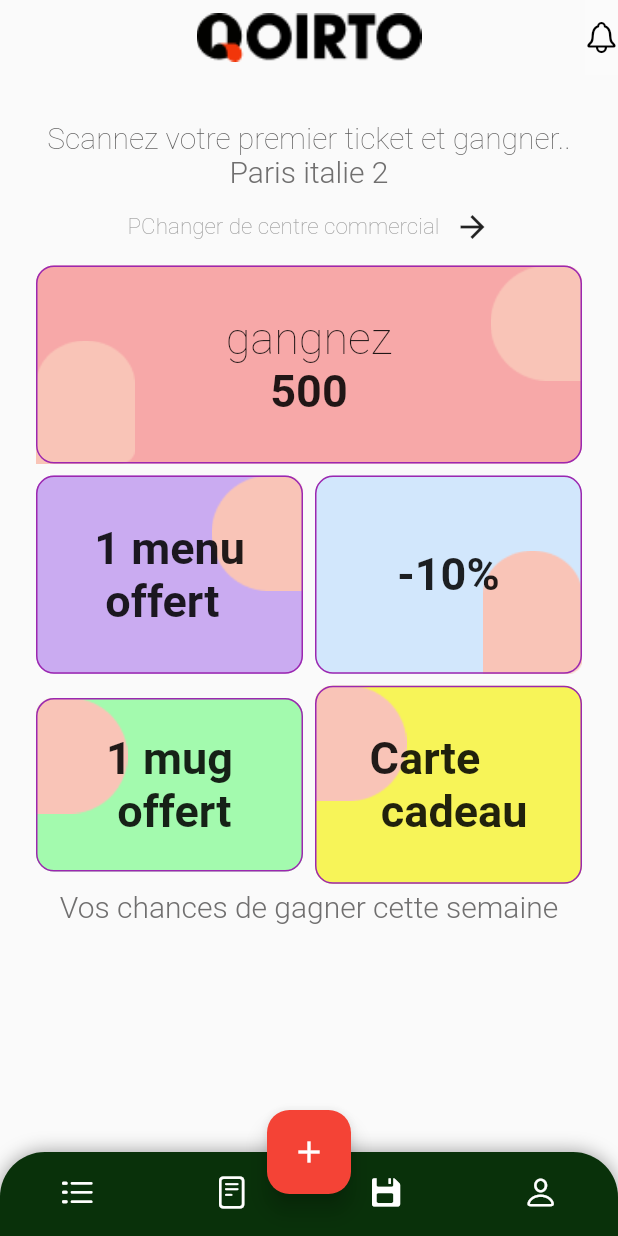
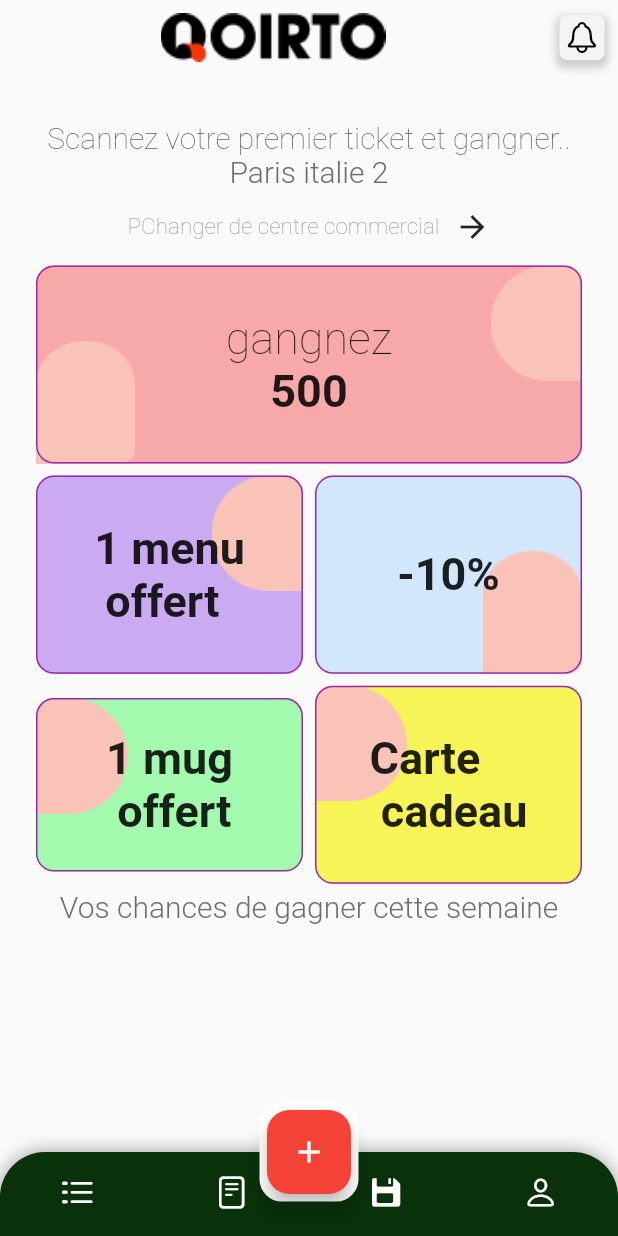
Before and after one commit to nouraSt/Flutter_Shazam, a Flutter app: the screen it shows after launch, on a phone screen of 412 x 824 dp. Run offline on Flutter 3.47's test engine with Material 2 defaults, Android fonts, the phone set to English and light mode, and no system bars.

Commit message:
fixed btns

```diff
--- a/lib/ui/widgets/floating_button.dart
+++ b/lib/ui/widgets/floating_button.dart
@@ -7,7 +7,14 @@ class FloatingButton extends StatelessWidget {
 
   @override
   Widget build(BuildContext context) {
-    return FloatingActionButton(
+    return Container(
+      decoration: BoxDecoration(
+        color: Colors.white,
+        borderRadius: BorderRadius.all(Radius.circular(15.0)),
+        border: Border.all(color:Colors.white, width:5, style: BorderStyle.solid,
+        )
+      ),
+      child: FloatingActionButton(
             backgroundColor: Colors.red,
             shape: RoundedRectangleBorder(borderRadius:
             BorderRadius.all(Radius.circular(15.0) ,)),
@@ -16,6 +23,7 @@ class FloatingButton extends StatelessWidget {
               //code to execute on button press
                },
                child: Icon(Icons.add), //icon inside button
+           ),
     );
   }
 }
--- a/lib/ui/widgets/myAppBar.widget.dart
+++ b/lib/ui/widgets/myAppBar.widget.dart
@@ -18,32 +18,42 @@ class MyAppBar extends StatelessWidget implements PreferredSizeWidget {
         ),
       ),
       actions: <Widget>[
-        Positioned(
-          top: 0,
-          right: 20,
-          child: Container(
-            height: 22,
-            width: 22,
-            color: Colors.white10,
-            alignment: Alignment.center,
+        Stack(children: [
+          Positioned(
+            top:0,
+            right: 0,
+            left: 0,
+            bottom:0,
+            child: Center(
+              child: Container(
+                  height: 30,
+                  width: 30,
 
-            // decoration: BoxDecoration(
-            //   color: const Color.fromARGB(255, 248, 247, 247),
+                 // ignore: prefer_const_constructors
+              decoration: BoxDecoration(
+                borderRadius: const BorderRadius.all(Radius.circular(5)),
+              color: Color.fromARGB(255, 244, 244, 245),
+              boxShadow: [
 
-            //   borderRadius: BorderRadius.circular(10),
-            //   // ignore: prefer_const_literals_to_create_immutables
+                BoxShadow(
 
-            // ),
-            child: const SizedBox(
+                   color: Colors.grey.withOpacity(0.5),
+                   spreadRadius: 2,
+                   blurRadius: 4,
+                   offset: Offset(0, 3), // changes position of shadow
+             ),
+              ]
 
-              child: Icon(
-                  CupertinoIcons.bell,
-                  color: Colors.black,
-              ),
+                 ),
+                 alignment: Alignment.center,
+                  ),
+                ),
             ),
-          ),
-        )
-      ],
+
+
+
+          Center(child: IconButton( icon: const Icon(CupertinoIcons.bell, color: Colors.black,), onPressed: () {  },))
+      ])],
       backgroundColor: Colors.transparent,
       elevation: 0,
     );
```
Lines whose indentation alone changed are shown as unchanged.
